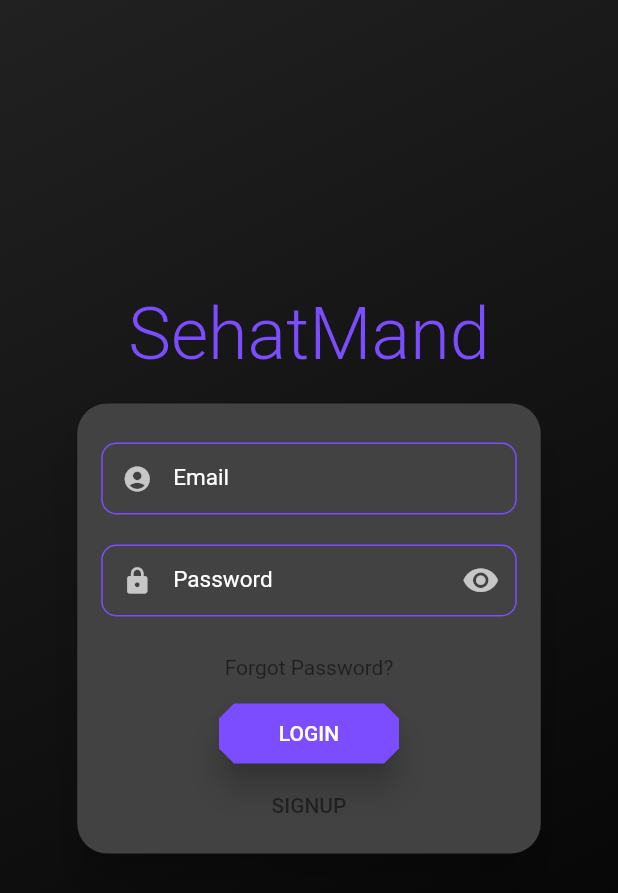
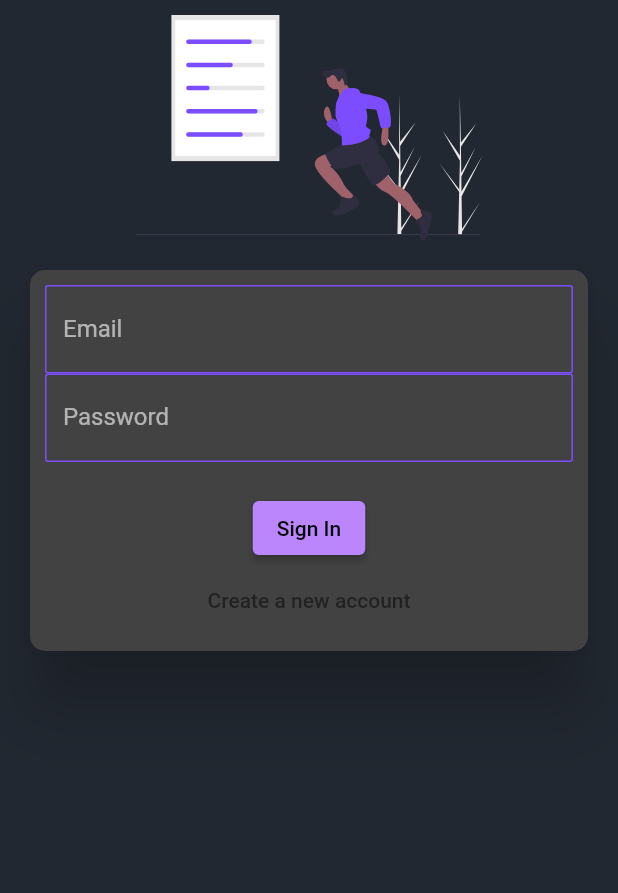
Before and after one commit to usamaTheFirst/sehatmand, a Flutter app: the screen it shows after launch, on a phone screen of 412 x 824 dp. Shown: the top 893 px of the screen. Run offline on Flutter 3.47's test engine with Material 2 defaults, Android fonts, the light colour scheme and no system bars; drawn by our look-alikes of flutter_login; our stand-ins replace cloud_firestore, firebase_auth, firebase_core, flashy_tab_bar2, flutter_form_builder, flutter_svg; accounts and stored records are empty.

Commit message:
There was a fault in pre built login module so i built a new one and fixed the error

```diff
--- a/lib/main.dart
+++ b/lib/main.dart
@@ -4,6 +4,7 @@ import 'package:firebase_core/firebase_core.dart';
 import 'package:flutter/material.dart';
 import 'package:flutter_login/flutter_login.dart';
 import 'package:flutter_svg/svg.dart';
+import 'package:sehatmand/screens/auth-screen.dart';
 import 'package:sehatmand/screens/form_screen.dart';
 import 'package:sehatmand/screens/main-srcreen.dart';
 import 'package:sehatmand/screens/test_screen.dart';
@@ -11,7 +12,7 @@ import 'package:sehatmand/screens/test_screen.dart';
 Future<void> main() async {
   WidgetsFlutterBinding.ensureInitialized();
   await Firebase.initializeApp();
-  runApp(const MyApp());
+  runApp((MyApp()));
 }
 
 class MyApp extends StatefulWidget {
@@ -72,7 +73,7 @@ class _MyAppState extends State<MyApp> {
             }
           } else {
             print('LoginScreen');
-            return LoginScreen();
+            return AuthScreen();
           }
         },
       ),
--- /dev/null
+++ b/lib/screens/auth-screen.dart
@@ -0,0 +1,78 @@
+import 'package:firebase_auth/firebase_auth.dart';
+import 'package:flutter/material.dart';
+import 'package:flutter_svg/flutter_svg.dart';
+import 'package:sehatmand/widgets/auth_form.dart';
+
+class AuthScreen extends StatefulWidget {
+  const AuthScreen({Key? key}) : super(key: key);
+
+  @override
+  State<AuthScreen> createState() => _AuthScreenState();
+}
+
+class _AuthScreenState extends State<AuthScreen> {
+  @override
+  Widget build(BuildContext context) {
+    return Scaffold(
+      body: SafeArea(
+        child: SingleChildScrollView(
+          child: Column(
+            crossAxisAlignment: CrossAxisAlignment.center,
+            mainAxisSize: MainAxisSize.min,
+            children: [
+              SizedBox(height: 10),
+              Center(
+                child: SvgPicture.asset(
+                  'logo.svg',
+                  height: 150,
+                  fit: BoxFit.contain,
+                ),
+              ),
+              AuthForm(submitAuthForm: _submitAuthForm, loader: loader),
+            ],
+          ),
+        ),
+      ),
+    );
+  }
+
+  bool loader = false;
+  final _auth = FirebaseAuth.instance;
+  void _submitAuthForm(
+      {required String email,
+      required String password,
+      required String confirmPassword,
+      required bool isLoginMode}) async {
+    UserCredential _credential;
+    try {
+      setState(() {
+        loader = true;
+      });
+      if (isLoginMode) {
+        _credential = await _auth.signInWithEmailAndPassword(
+            email: email, password: password);
+      } else {
+        _credential = await _auth.createUserWithEmailAndPassword(
+          email: email,
+          password: password,
+        );
+      }
+      setState(() {
+        loader = false;
+      });
+    } on FirebaseAuthException catch (error) {
+      var message = 'An error occurred please check your credentials';
+      // print(message);
+      if (error.message != null) {
+        message = error.message.toString();
+        ScaffoldMessenger.of(context).showSnackBar(SnackBar(
+          content: Text('$message'),
+          backgroundColor: Theme.of(context).errorColor,
+        ));
+        setState(() {
+          loader = false;
+        });
+      }
+    }
+  }
+}
--- /dev/null
+++ b/lib/widgets/auth_form.dart
@@ -0,0 +1,121 @@
+import 'package:flutter/material.dart';
+
+class AuthForm extends StatefulWidget {
+  AuthForm({Key? key, required this.submitAuthForm, required this.loader})
+      : super(key: key);
+
+  @override
+  State<AuthForm> createState() => _AuthFormState();
+  final Function(
+      {required String email,
+      required String password,
+      required String confirmPassword,
+      required bool isLoginMode}) submitAuthForm;
+  bool loader;
+}
+
+class _AuthFormState extends State<AuthForm> {
+  String? _email, _password, _confirmPassword;
+  bool signinMode = true;
+  GlobalKey<FormState> _formKey = GlobalKey();
+  @override
+  Widget build(BuildContext context) {
+    return Center(
+      child: Card(
+        elevation: 20,
+        margin: EdgeInsets.all(20),
+        shape: RoundedRectangleBorder(
+          borderRadius: BorderRadius.circular(10),
+        ),
+        child: Form(
+          key: _formKey,
+          child: Padding(
+            padding: const EdgeInsets.all(10.0),
+            child: Column(
+              children: [
+                TextFormField(
+                  decoration: InputDecoration(
+                    labelText: 'Email',
+                  ),
+                  validator: (value) {
+                    if (value == null || value.isEmpty) {
+                      return 'Please enter your email';
+                    } else if (!RegExp(
+                            r"^[a-zA-Z0-9.a-zA-Z0-9.!#$%&'*+-/=?^_`{|}~]+@[a-zA-Z0-9]+\.[a-zA-Z]+")
+                        .hasMatch(value)) {
+                      return 'Please enter a valid email';
+                    }
+
+                    return null;
+                  },
+                  onSaved: (value) => _email = value,
+                ),
+                TextFormField(
+                  decoration: InputDecoration(labelText: 'Password'),
+                  validator: (value) {
+                    if (value == null || value.isEmpty) {
+                      return 'Please enter your password';
+                    } else if (value != null && value.length < 6) {
+                      return 'Password must be at least 6 characters';
+                    }
+
+                    return null;
+                  },
+                  onSaved: (value) => _password = value,
+                  obscureText: true,
+                ),
+                if (!signinMode)
+                  TextFormField(
+                    decoration: InputDecoration(labelText: 'Confirm Password'),
+                    validator: (value) {
+                      if (value == null) {
+                        return 'Please enter your password';
+                      } else if (value != _password) {
+                        return 'Passwords do not match';
+                      }
+                      return null;
+                    },
+                    onSaved: (value) => _confirmPassword = value,
+                    obscureText: true,
+                  ),
+                const SizedBox(
+                  height: 20,
+                ),
+                if (widget.loader) CircularProgressIndicator(),
+                if (!widget.loader)
+                  ElevatedButton(
+                    child: signinMode ? Text('Sign In') : Text('Sign Up'),
+                    onPressed: () {
+                      if (_formKey.currentState!.validate()) {
+                        _formKey.currentState!.save();
+                        print(_email);
+                        print(_password);
+                        print(_confirmPassword);
+                        widget.submitAuthForm(
+                            email: _email!.trim().toString(),
+                            password: _password.toString(),
+                            confirmPassword: _confirmPassword.toString(),
+                            isLoginMode: signinMode);
+                      }
+                    },
+                  ),
+                if (!widget.loader)
+                  FlatButton(
+                    textColor: Theme.of(context).primaryColor,
+                    onPressed: () {
+                      setState(() {
+                        signinMode = !signinMode;
+                      });
+                    },
+                    child: Text(signinMode
+                        ? "Create a new account"
+                        : 'I already have an account'),
+                  )
+              ],
+            ),
+          ),
+        ),
+      ),
+    );
+  }
+}
```
